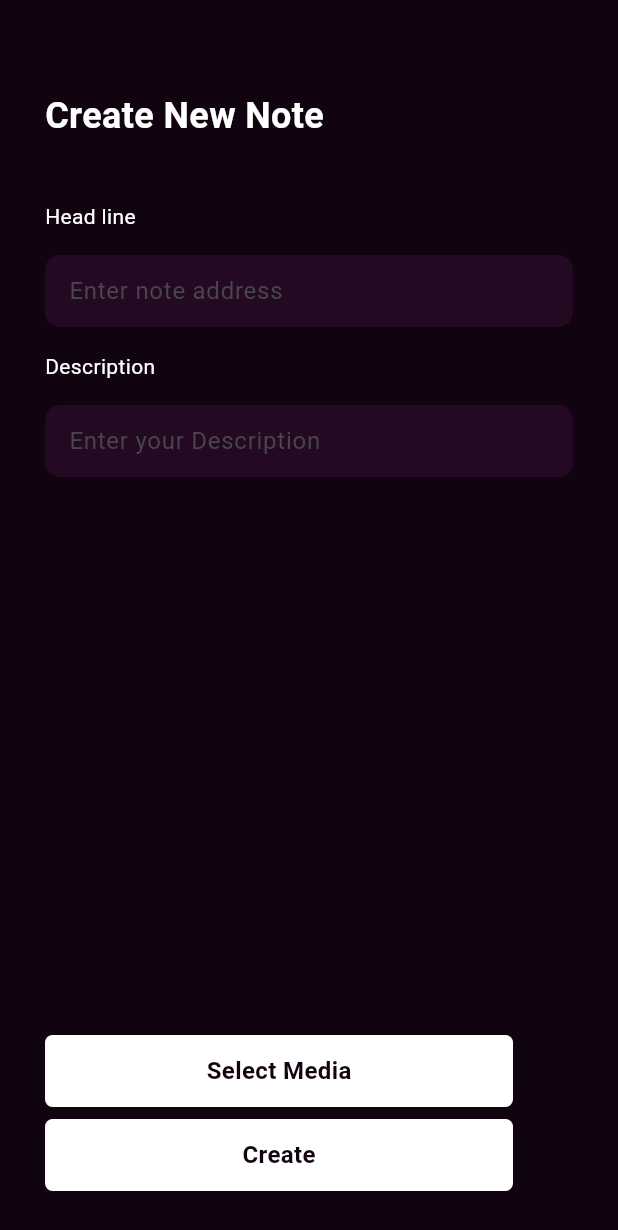
After one commit to mohameds123/kimit-note-app, a Flutter app: the CreateNote screen opened directly, on a phone screen of 412 x 824 dp. The commit adds this screen. Shown: the top 1230 px of the screen. Run offline on Flutter 3.47's test engine with Material 3 defaults, Android fonts, the phone set to English and light mode, and no system bars; our stand-ins replace cloud_firestore, firebase_auth, firebase_core, flutter_bloc; accounts and stored records are empty.

```diff
--- /dev/null
+++ b/lib/data/note_model.dart
@@ -0,0 +1,29 @@
+class NoteModel {
+  final String headline;
+  final String description;
+  final DateTime createdAt;
+
+  NoteModel({
+    required this.headline,
+    required this.description,
+    required this.createdAt,
+  });
+
+  // Convert from JSON (Map) to NoteModel object
+  factory NoteModel.fromJson(Map<String, dynamic> json) {
+    return NoteModel(
+      headline: json['headline'] as String,
+      description: json['description'] as String,
+      createdAt: DateTime.parse(json['createdAt'] as String),
+    );
+  }
+
+  // Convert NoteModel object to JSON (Map)
+  Map<String, dynamic> toJson() {
+    return {
+      'headline': headline,
+      'description': description,
+      'createdAt': createdAt.toIso8601String(),
+    };
+  }
+}
--- /dev/null
+++ b/lib/logic/create_note/cubit.dart
@@ -0,0 +1,21 @@
+import 'package:cloud_firestore/cloud_firestore.dart';
+import 'package:flutter_bloc/flutter_bloc.dart';
+import 'package:kimitnoteappliction/data/note_model.dart';
+import 'package:kimitnoteappliction/logic/create_note/states.dart';
+
+class CreateNoteCubit extends Cubit <CreateNoteStates>{
+  CreateNoteCubit () : super (CreateNoteInitialState());
+
+  Future createNote (NoteModel note)async {
+    emit(CreateNoteLoadingState());
+    try{
+      await FirebaseFirestore.instance.collection("notes").add(note.toJson());
+      emit(CreateNoteSuccessState());
+    }catch(e) {
+      emit(CreateNoteErrorState(errorMessage: e.toString()));
+    }
+  }
+
+
+
+}
--- /dev/null
+++ b/lib/logic/create_note/states.dart
@@ -0,0 +1,12 @@
+class CreateNoteStates {}
+
+class CreateNoteInitialState extends CreateNoteStates{}
+
+class CreateNoteLoadingState extends CreateNoteStates{}
+
+class CreateNoteSuccessState extends CreateNoteStates{}
+
+class CreateNoteErrorState extends CreateNoteStates{
+  final String errorMessage;
+  CreateNoteErrorState({required this.errorMessage});
+}
--- a/lib/main.dart
+++ b/lib/main.dart
@@ -1,5 +1,6 @@
 import 'package:firebase_core/firebase_core.dart';
 import 'package:flutter/material.dart';
+import 'package:kimitnoteappliction/presentation/screens/login_screen.dart';
 import 'package:kimitnoteappliction/presentation/screens/sign_up_screen.dart';
 
 void main() async{
@@ -17,7 +18,7 @@ class MyApp extends StatelessWidget {
     return MaterialApp(
       debugShowCheckedModeBanner: false,
       title: 'Flutter Demo',
-      home: SignUpScreen(),
+      home: LoginScreen(),
     );
   }
 }
--- /dev/null
+++ b/lib/presentation/screens/create_note_screen.dart
@@ -0,0 +1,92 @@
+import 'package:flutter/material.dart';
+import 'package:flutter_bloc/flutter_bloc.dart';
+import 'package:kimitnoteappliction/core/theme/colors_manager.dart';
+import 'package:kimitnoteappliction/data/note_model.dart';
+import 'package:kimitnoteappliction/logic/create_note/cubit.dart';
+import 'package:kimitnoteappliction/logic/create_note/states.dart';
+import 'package:kimitnoteappliction/presentation/screens/home_screen.dart';
+
+import '../widgets/botton_widget.dart';
+import '../widgets/text_form_feild_widget.dart';
+
+
+// ignore: must_be_immutable
+class CreateNote extends StatelessWidget {
+
+  TextEditingController addr = TextEditingController();
+  TextEditingController desc = TextEditingController();
+
+  CreateNote({super.key});
+
+  @override
+  Widget build(BuildContext context) {
+    return SafeArea(
+      child: BlocProvider(
+        create: (context) => CreateNoteCubit(),
+        child: BlocConsumer<CreateNoteCubit, CreateNoteStates>(
+          listener: (context, state) {
+            if(state is CreateNoteSuccessState){
+              Navigator.push(context, MaterialPageRoute(builder: (context)=>HomeScreen()));
+
+            }
+          },
+          builder: (context, state) {
+            return Scaffold(
+              backgroundColor: ColorsManager.primaryColor,
+              body: Padding(
+                padding: const EdgeInsets.all(30),
+                child: Column(
+                  crossAxisAlignment: CrossAxisAlignment.start,
+                  children: [
+                    SizedBox(height: 30),
+                    Text(
+                      'Create New Note',
+                      style: TextStyle(
+                        fontWeight: FontWeight.w700,
+                        fontSize: 24,
+                        color: Colors.white,
+                      ),
+                    ),
+                    SizedBox(height: 40),
+                    Text(
+                      'Head line',
+                      style: TextStyle(
+                        fontWeight: FontWeight.w400,
+                        fontSize: 14,
+                        color: Colors.white,
+                      ),
+                    ),
+                    SizedBox(height: 16),
+                    TextFormFeildWidget(
+                        controller: addr, hintTxt: 'Enter note address'),
+                    SizedBox(height: 16),
+                    Text(
+                      'Description',
+                      style: TextStyle(
+                        fontWeight: FontWeight.w400,
+                        fontSize: 14,
+                        color: Colors.white,
+                      ),
+                    ),
+                    SizedBox(height: 16),
+                    TextFormFeildWidget(
+                        controller: desc, hintTxt: 'Enter your Description'),
+                    Spacer(),
+                    InkWell(child: Button(txt: 'Select Media'),onTap: (){
+                      context.read<CreateNoteCubit>().createNote(NoteModel(
+                          headline: addr.text,
+                          description: desc.text,
+                          createdAt: DateTime.now()));
+                    },),
+                    SizedBox(height: 8),
+                    (state is CreateNoteLoadingState) ? CircularProgressIndicator() : Button(txt: 'Create'),
+                  ],
+                ),
+              ),
+            );
+          },
+        ),
+      ),
+    );
+  }
+}
--- /dev/null
+++ b/lib/presentation/widgets/botton_widget.dart
@@ -0,0 +1,28 @@
+import 'package:flutter/material.dart';
+import 'package:kimitnoteappliction/core/theme/colors_manager.dart';
+
+class Button extends StatelessWidget {
+  final String txt;
+  const Button({super.key, required this.txt});
+  @override
+  Widget build(BuildContext context) {
+    return Container(
+      height: 48,
+      width: 312,
+      decoration: BoxDecoration(
+        color: Colors.white,
+        borderRadius: BorderRadius.circular(5),
+      ),
+      child: Center(
+        child: Text(
+          txt,
+          style: TextStyle(
+            color: ColorsManager.primaryColor,
+            fontSize: 16,
+            fontWeight: FontWeight.w600,
+          ),
+        ),
+      ),
+    );
+  }
+}
--- a/pubspec.yaml
+++ b/pubspec.yaml
@@ -37,6 +37,7 @@ dependencies:
   firebase_core: ^3.15.1
   firebase_auth: ^5.6.2
   flutter_bloc: ^9.1.1
+  cloud_firestore: ^5.6.11
 
 dev_dependencies:
   flutter_test:
```
Also changed, not shown: lib/logic/login/cubit.dart (added, +23 -0 lines), lib/logic/login/state.dart (added, +12 -0 lines), lib/presentation/screens/login_screen.dart (+35 -6 lines), pubspec.lock, 4 other files.
